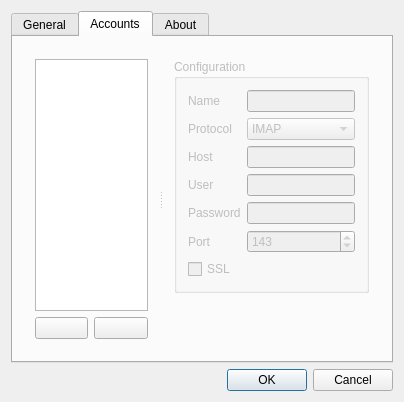
First picture: the form in MailCheckerDlg.ui, repository congchenutd/mailchecker, before the edit.
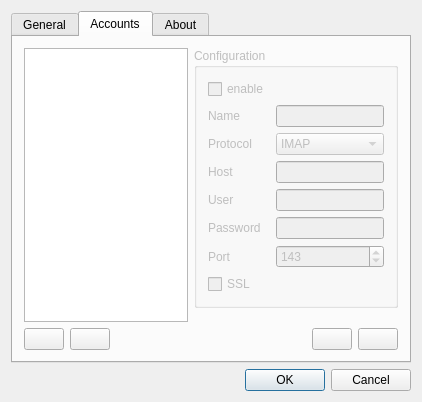
Second picture: the form after the edit. The open tabs and pages were chosen to show the change. Icons and pictures are not drawn. Custom widgets are drawn as their Qt base class.

```diff
--- a/MailCheckerDlg.ui
+++ b/MailCheckerDlg.ui
@@ -6,8 +6,8 @@
    <rect>
     <x>0</x>
     <y>0</y>
-    <width>404</width>
-    <height>396</height>
+    <width>422</width>
+    <height>361</height>
    </rect>
   </property>
   <property name="windowTitle">
@@ -178,40 +178,48 @@
       <attribute name="title">
        <string>Accounts</string>
       </attribute>
-      <layout class="QVBoxLayout" name="verticalLayout_5">
+      <layout class="QHBoxLayout" name="horizontalLayout_4">
        <item>
-        <widget class="QSplitter" name="splitter">
-         <property name="orientation">
-          <enum>Qt::Horizontal</enum>
-         </property>
-         <widget class="QWidget" name="layoutWidget">
-          <layout class="QGridLayout" name="gridLayout_7">
-           <item row="1" column="0">
-            <widget class="QPushButton" name="btAdd">
-             <property name="icon">
-              <iconset resource="MailCheckerDlg.qrc">
-               <normaloff>:/MailChecker/Images/AddAccount.png</normaloff>:/MailChecker/Images/AddAccount.png</iconset>
-             </property>
-            </widget>
-           </item>
-           <item row="1" column="1">
-            <widget class="QPushButton" name="btDel">
-             <property name="icon">
-              <iconset resource="MailCheckerDlg.qrc">
-               <normaloff>:/MailChecker/Images/DelAccount.png</normaloff>:/MailChecker/Images/DelAccount.png</iconset>
-             </property>
-            </widget>
-           </item>
-           <item row="0" column="0" colspan="2">
+        <layout class="QGridLayout" name="gridLayout_3">
+         <item row="0" column="0" colspan="3">
             <widget class="QListView" name="listView">
              <property name="editTriggers">
               <set>QAbstractItemView::NoEditTriggers</set>
              </property>
             </widget>
            </item>
-          </layout>
-         </widget>
-         <widget class="QWidget" name="layoutWidget">
+         <item row="1" column="0">
+          <widget class="QPushButton" name="btAdd">
+           <property name="icon">
+            <iconset resource="MailCheckerDlg.qrc">
+             <normaloff>:/MailChecker/Images/Add.png</normaloff>:/MailChecker/Images/Add.png</iconset>
+           </property>
+          </widget>
+         </item>
+         <item row="1" column="1">
+          <widget class="QPushButton" name="btDel">
+           <property name="icon">
+            <iconset resource="MailCheckerDlg.qrc">
+             <normaloff>:/MailChecker/Images/Del.png</normaloff>:/MailChecker/Images/Del.png</iconset>
+           </property>
+          </widget>
+         </item>
+         <item row="1" column="2">
+          <spacer name="horizontalSpacer_3">
+           <property name="orientation">
+            <enum>Qt::Horizontal</enum>
+           </property>
+           <property name="sizeHint" stdset="0">
+            <size>
+             <width>40</width>
+             <height>20</height>
+            </size>
+           </property>
+          </spacer>
+         </item>
+        </layout>
+       </item>
+       <item>
           <layout class="QVBoxLayout" name="verticalLayout_4">
            <item>
             <widget class="QGroupBox" name="groupConfiguration">
@@ -229,27 +237,34 @@
              </property>
              <layout class="QGridLayout" name="gridLayout_2">
               <item row="0" column="0">
+             <widget class="QCheckBox" name="checkEnable">
+              <property name="text">
+               <string>enable</string>
+              </property>
+             </widget>
+            </item>
+            <item row="1" column="0">
                <widget class="QLabel" name="label_23">
                 <property name="text">
                  <string>Name</string>
                 </property>
                </widget>
               </item>
-              <item row="0" column="1">
+            <item row="1" column="1">
                <widget class="QLineEdit" name="leName">
                 <property name="autoFillBackground">
                  <bool>false</bool>
                 </property>
                </widget>
               </item>
-              <item row="1" column="0">
+            <item row="2" column="0">
                <widget class="QLabel" name="label_24">
                 <property name="text">
                  <string>Protocol</string>
                 </property>
                </widget>
               </item>
-              <item row="1" column="1">
+            <item row="2" column="1">
                <widget class="SetTextComboBox" name="cbProtocol">
                 <item>
                  <property name="text">
@@ -263,14 +278,14 @@
                 </item>
                </widget>
               </item>
-              <item row="2" column="0">
+            <item row="3" column="0">
                <widget class="QLabel" name="label_25">
                 <property name="text">
                  <string>Host</string>
                 </property>
                </widget>
               </item>
-              <item row="2" column="1">
+            <item row="3" column="1">
                <widget class="QLineEdit" name="leHost">
                 <property name="sizePolicy">
                  <sizepolicy hsizetype="MinimumExpanding" vsizetype="Fixed">
@@ -280,38 +295,38 @@
                 </property>
                </widget>
               </item>
-              <item row="3" column="0">
+            <item row="4" column="0">
                <widget class="QLabel" name="label_26">
                 <property name="text">
                  <string>User</string>
                 </property>
                </widget>
               </item>
-              <item row="3" column="1">
+            <item row="4" column="1">
                <widget class="QLineEdit" name="leUser"/>
               </item>
-              <item row="4" column="0">
+            <item row="5" column="0">
                <widget class="QLabel" name="label_27">
                 <property name="text">
                  <string>Password</string>
                 </property>
                </widget>
               </item>
-              <item row="4" column="1">
+            <item row="5" column="1">
                <widget class="QLineEdit" name="lePassword">
                 <property name="echoMode">
                  <enum>QLineEdit::Password</enum>
                 </property>
                </widget>
               </item>
-              <item row="5" column="0">
+            <item row="6" column="0">
                <widget class="QLabel" name="label_28">
                 <property name="text">
                  <string>Port</string>
                 </property>
                </widget>
               </item>
-              <item row="5" column="1">
+            <item row="6" column="1">
                <widget class="QSpinBox" name="sbPort">
                 <property name="maximum">
                  <number>65535</number>
@@ -321,7 +336,7 @@
                 </property>
                </widget>
               </item>
-              <item row="6" column="0" colspan="2">
+            <item row="7" column="0">
                <widget class="QCheckBox" name="checkSSL">
                 <property name="text">
                  <string>SSL</string>
@@ -332,21 +347,52 @@
             </widget>
            </item>
            <item>
-            <spacer name="verticalSpacer">
+          <spacer name="verticalSpacer_3">
              <property name="orientation">
               <enum>Qt::Vertical</enum>
              </property>
              <property name="sizeHint" stdset="0">
               <size>
-               <width>20</width>
-               <height>18</height>
+             <width>143</width>
+             <height>13</height>
               </size>
              </property>
             </spacer>
            </item>
-          </layout>
-         </widget>
-        </widget>
+         <item>
+          <layout class="QHBoxLayout" name="horizontalLayout_3">
+           <item>
+            <spacer name="horizontalSpacer_4">
+             <property name="orientation">
+              <enum>Qt::Horizontal</enum>
+             </property>
+             <property name="sizeHint" stdset="0">
+              <size>
+               <width>88</width>
+               <height>17</height>
+              </size>
+             </property>
+            </spacer>
+           </item>
+           <item>
+            <widget class="QPushButton" name="btSave">
+             <property name="icon">
+              <iconset resource="MailCheckerDlg.qrc">
+               <normaloff>:/MailChecker/Images/Save.png</normaloff>:/MailChecker/Images/Save.png</iconset>
+             </property>
+            </widget>
+           </item>
+           <item>
+            <widget class="QPushButton" name="btCancel">
+             <property name="icon">
+              <iconset resource="MailCheckerDlg.qrc">
+               <normaloff>:/MailChecker/Images/Cancel.png</normaloff>:/MailChecker/Images/Cancel.png</iconset>
+             </property>
+            </widget>
+           </item>
+          </layout>
+         </item>
+        </layout>
        </item>
       </layout>
      </widget>
```
Left out of the diff: 44 changed lines with no effect on the pictures. Lines whose indentation alone changed are shown as unchanged.
